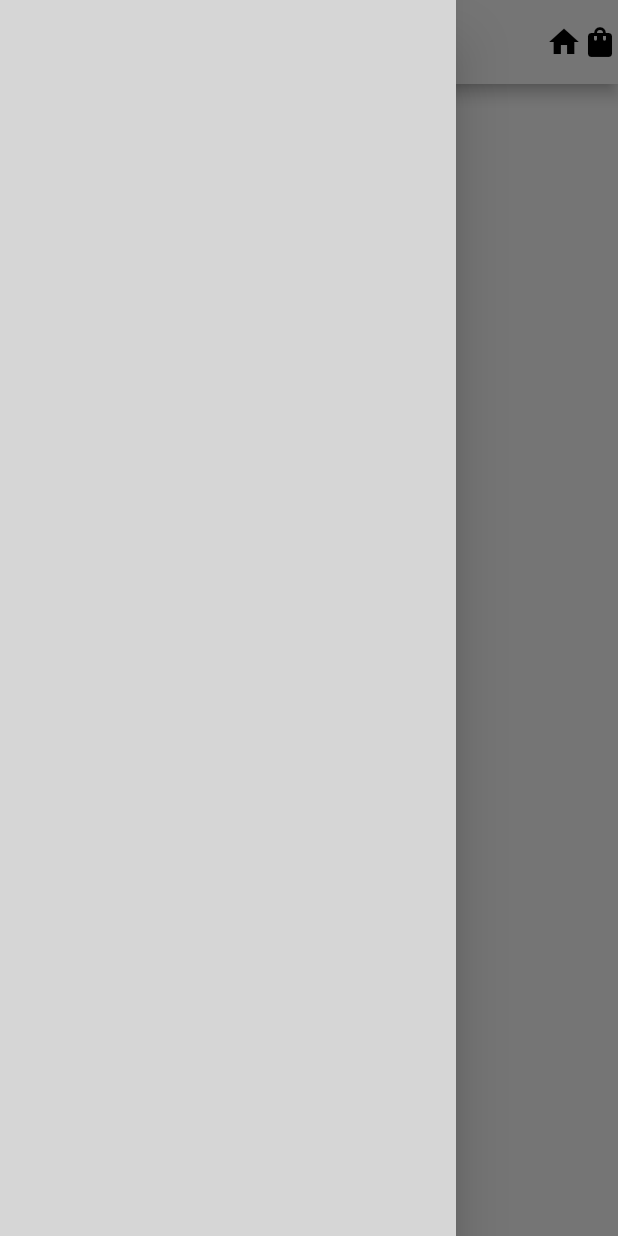
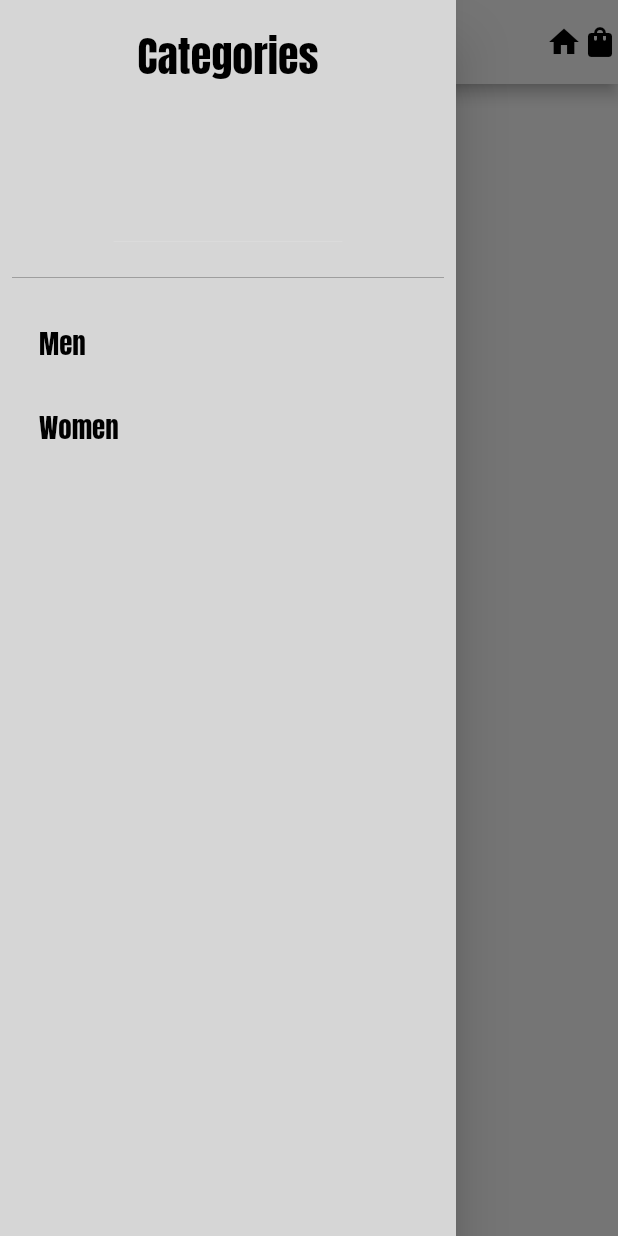
Before and after one commit to KennethYousuf/Sneakerz-Shoe-App, a Flutter app: the Home screen opened directly, with the side drawer open, on a phone screen of 412 x 824 dp. Run offline on Flutter 3.47's test engine with Material 2 defaults, Android fonts, the phone set to English and light mode, and no system bars; our stand-ins replace google_fonts.

Commit message:
Categories added

```diff
--- a/lib/main.dart
+++ b/lib/main.dart
@@ -1,4 +1,5 @@
 import 'package:flutter/material.dart';
+import 'package:sneakerz/pages/home.dart';
 import 'package:sneakerz/pages/intro_page.dart';
 
 void main() {
@@ -15,7 +16,7 @@ class MyApp extends StatelessWidget {
       title: 'Flutter Demo',
       theme: ThemeData.dark(),
       debugShowCheckedModeBanner: false,
-      home:IntroPage(),
+      home:Home(),
     );
   }
 }
--- a/lib/pages/home.dart
+++ b/lib/pages/home.dart
@@ -68,6 +68,44 @@ class _HomeState extends State<Home> {
       ),
       drawer: Drawer(
         backgroundColor: Colors.grey[350],
+        child: Column(children: [
+          DrawerHeader(
+
+              child: Text(
+                'Categories',
+              style:  GoogleFonts.anton(
+                  color: Colors.black,
+                   fontSize: 28,
+                    fontWeight: FontWeight.normal),),),
+
+              Padding(
+                padding: const EdgeInsets.all(8.0),
+                child: Divider(
+                  color: Colors.grey,
+                ),
+              ),
+
+              Padding(
+                padding: const EdgeInsets.only(left:10.0),
+                child: ListTile(
+                title: Text("Men",
+                style: GoogleFonts.anton(
+                  color: Colors.black,
+                  fontSize: 18
+                ),),
+                ),
+              ),
+               Padding(
+                padding: const EdgeInsets.only(left:10.0),
+                child: ListTile(
+                title: Text("Women",
+                style: GoogleFonts.anton(
+                  color: Colors.black,
+                  fontSize: 18
+                ),),
+                ),
+              )
+        ]),
       ),
     );
   }
```
Also changed, not shown: images/header.png (added).
